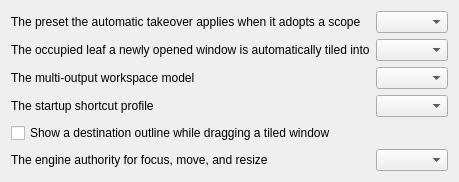
Above: kwin/contents/ui/config.ui from beefsack/plasma-auto-tiler before the change. Below: the same form after it.
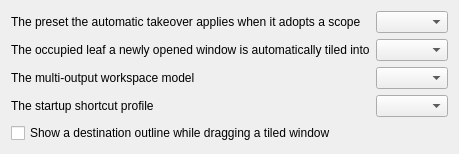
That is the form after the change.

Diff of the .ui file:
```diff
--- a/kwin/contents/ui/config.ui
+++ b/kwin/contents/ui/config.ui
@@ -50,16 +50,6 @@
        </property>
       </widget>
      </item>
-     <item row="5" column="0">
-      <widget class="QLabel" name="label_engineAuthorityMode">
-       <property name="text">
-        <string>The engine authority for focus, move, and resize</string>
-       </property>
-      </widget>
-     </item>
-     <item row="5" column="1">
-      <widget class="QComboBox" name="kcfg_engineAuthorityMode"/>
-     </item>
    </layout>
  </widget>
  <resources/>
```
